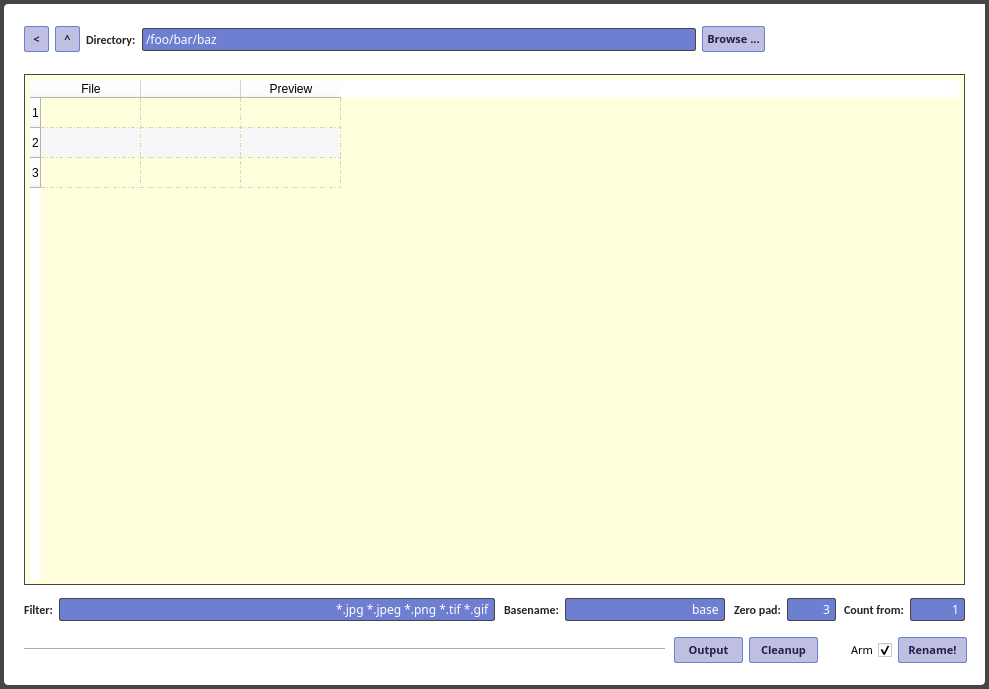
This is batchrename.ui in 0E9B061F/batchrename as Qt 5 draws it before an edit. The edited form follows.
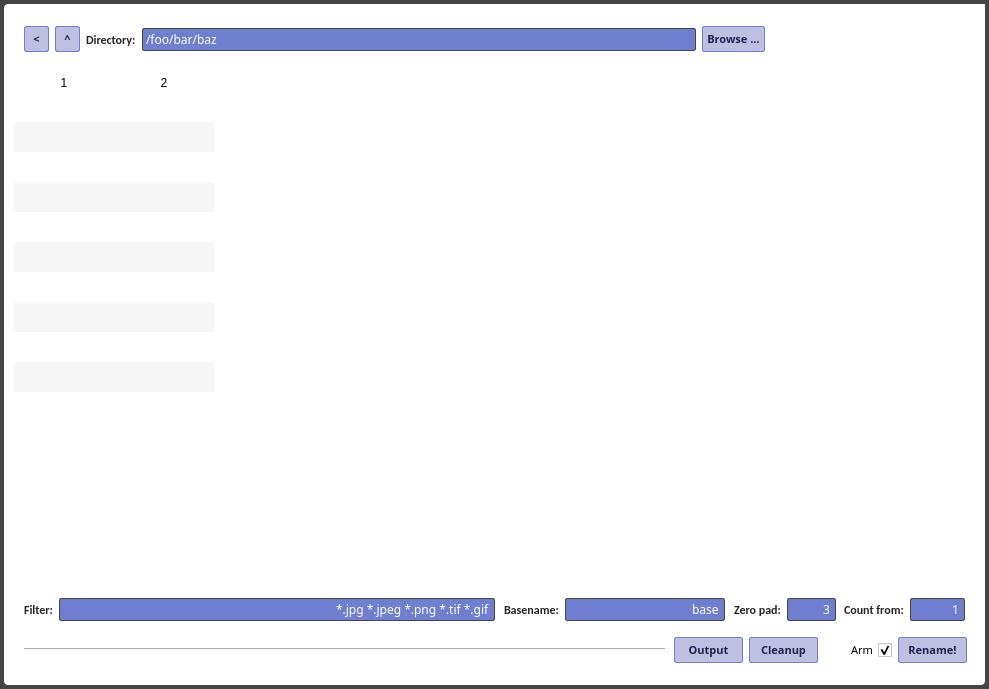
This is the edited form. Icons and pictures are not drawn.

Commit message: Table interface implemented

```diff
--- a/batchrename.ui
+++ b/batchrename.ui
@@ -186,15 +186,18 @@
 	border: 1px solid #454545;
 	font-size: 8pt;
 }
-
-QListView, QTableWidget {
+QTableWidget  {
 	font-family: Terminus, Consolas, &quot;Courier New&quot;, monospace;
-	border: 1px solid #454545;
-	padding: 5px;
-	background-color: #ffffdd;
-}
 
-QCheckBox {
+
+}
+QHeaderView {
+}
+QHeaderView::section {
+	background-color: white;
+    border: 0px;
+}
+QTableCornerButton {
 }
 
 QLabel {
@@ -581,9 +584,9 @@
    <widget class="QWidget" name="gridLayoutWidget">
     <property name="geometry">
      <rect>
-      <x>20</x>
+      <x>10</x>
       <y>70</y>
-      <width>941</width>
+      <width>961</width>
       <height>511</height>
      </rect>
     </property>
@@ -596,6 +599,9 @@
     <layout class="QGridLayout" name="previewGroup">
      <item row="0" column="0">
       <widget class="QTableWidget" name="previewTable">
+       <property name="frameShape">
+        <enum>QFrame::NoFrame</enum>
+       </property>
        <property name="frameShadow">
         <enum>QFrame::Plain</enum>
        </property>
@@ -603,7 +609,7 @@
         <bool>true</bool>
        </property>
        <property name="showGrid">
-        <bool>true</bool>
+        <bool>false</bool>
        </property>
        <property name="gridStyle">
         <enum>Qt::DashDotLine</enum>
@@ -612,13 +618,13 @@
         <bool>false</bool>
        </property>
        <property name="cornerButtonEnabled">
-        <bool>true</bool>
+        <bool>false</bool>
        </property>
        <property name="rowCount">
-        <number>3</number>
+        <number>10</number>
        </property>
        <property name="columnCount">
-        <number>3</number>
+        <number>2</number>
        </property>
        <attribute name="horizontalHeaderCascadingSectionResizes">
         <bool>false</bool>
@@ -632,24 +638,24 @@
        <attribute name="horizontalHeaderShowSortIndicator" stdset="0">
         <bool>false</bool>
        </attribute>
+       <attribute name="verticalHeaderVisible">
+        <bool>false</bool>
+       </attribute>
+       <attribute name="verticalHeaderHighlightSections">
+        <bool>false</bool>
+       </attribute>
        <row/>
        <row/>
        <row/>
-       <column>
-        <property name="text">
-         <string>File</string>
-        </property>
-       </column>
-       <column>
-        <property name="text">
-         <string/>
-        </property>
-       </column>
-       <column>
-        <property name="text">
-         <string>Preview</string>
-        </property>
-       </column>
+       <row/>
+       <row/>
+       <row/>
+       <row/>
+       <row/>
+       <row/>
+       <row/>
+       <column/>
+       <column/>
       </widget>
      </item>
     </layout>
```
Left out of the diff: 40 changed lines with no effect on the pictures. The commit also changes 5 other files.
